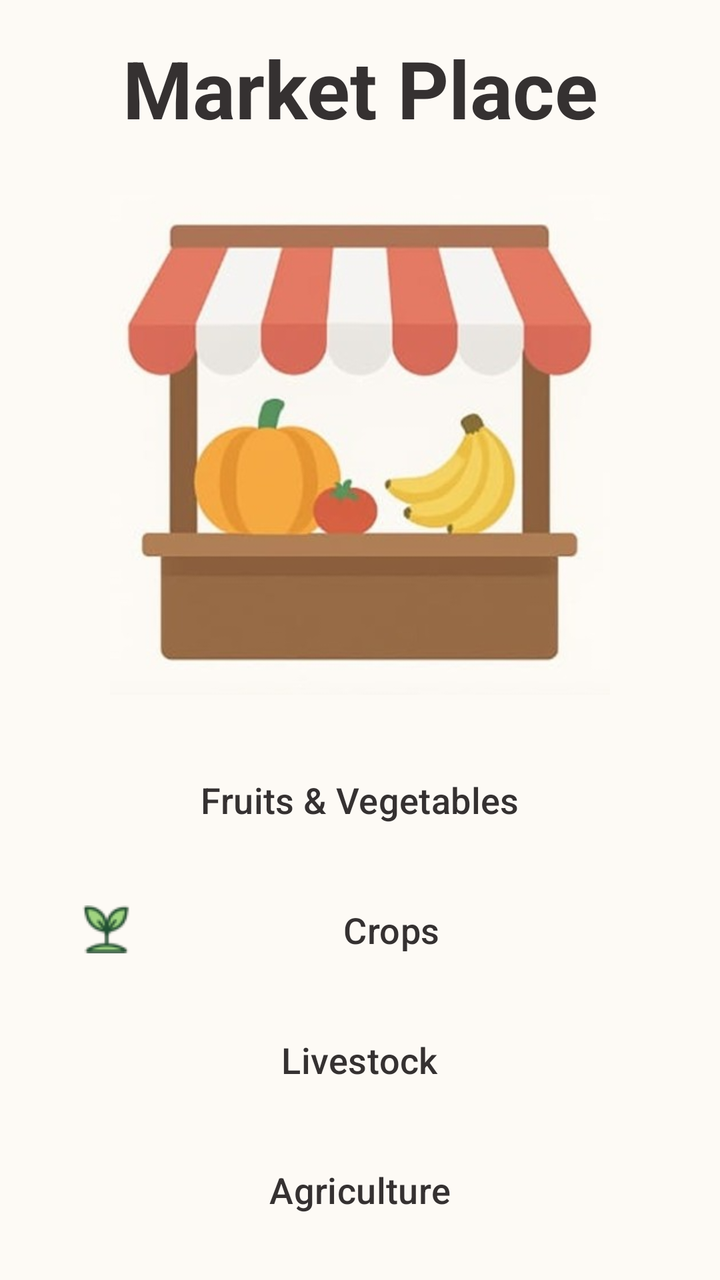
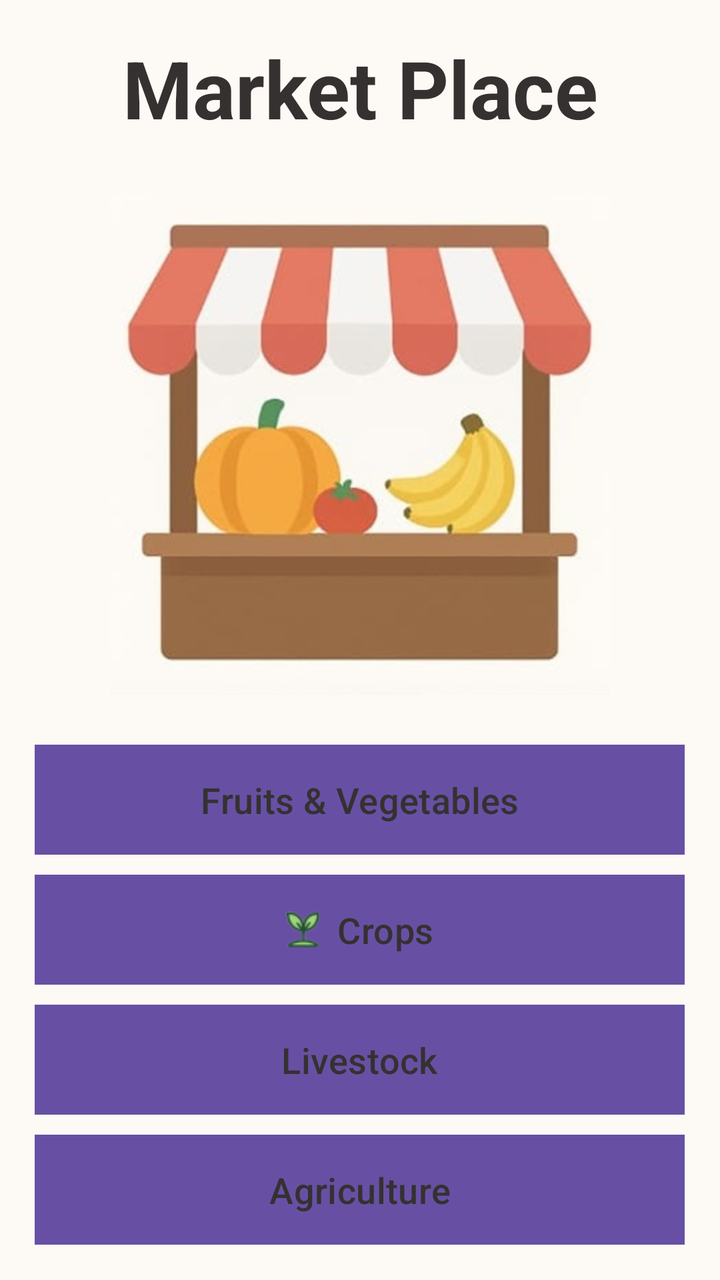

Screens rendered from an Android XML layout before and after an edit, with the pre-edit source and the edit as a unified diff.
<!-- AndroidManifest.xml: application theme Theme.Sakha -->
<!-- res/layout/activity_market.xml -->
<?xml version="1.0" encoding="utf-8"?>
<LinearLayout xmlns:android="http://schemas.android.com/apk/res/android"
    xmlns:app="http://schemas.android.com/apk/res-auto"
    android:layout_width="match_parent"
    android:layout_height="match_parent"
    android:orientation="vertical"
    android:background="@color/market_bg"
    android:gravity="center"
    android:id="@+id/market">

    <TextView
        android:layout_width="match_parent"
        android:layout_height="55dp"
        android:text="@string/market_place"
        android:textAlignment="center"
        android:textSize="40sp"
        android:layout_marginBottom="25dp"
        android:textColor="@color/gray"
        android:textStyle="bold"/>

    <ImageView
        android:layout_width="250dp"
        android:layout_height="250dp"
        android:contentDescription="@string/market_place"
        android:src="@drawable/market_pfp"/>

    <com.google.android.material.button.MaterialButton
        android:id="@+id/fruits_and_vegetables"
        android:text="@string/fruitandvegetables"

        android:layout_marginTop="25dp"
        style="@style/market_stylePresets"/>

    <com.google.android.material.button.MaterialButton
        android:id="@+id/crops"
        android:text="@string/crops"
        android:drawableLeft="@drawable/crops_icon"
        style="@style/market_stylePresets"/>

    <com.google.android.material.button.MaterialButton
        android:id="@+id/livestock"
        android:text="@string/livestock"

        style="@style/market_stylePresets"/>

    <com.google.android.material.button.MaterialButton
        android:id="@+id/agriculture"
        android:text="@string/agriculture"

        style="@style/market_stylePresets"/>

</LinearLayout>
<!-- resources referenced by this layout -->
<resources>
  <color name="gray">#353131</color>
  <color name="market_bg">#FDFAF5</color>
  <!-- drawable crops_icon: png bitmap (drawable, 1504 bytes) -->
  <!-- drawable market_pfp: jpeg bitmap (drawable, 22528 bytes) -->
  <string name="agriculture">Agriculture</string>
  <string name="crops">Crops</string>
  <string name="fruitandvegetables">Fruits &amp; Vegetables</string>
  <string name="livestock">Livestock</string>
  <string name="market_place">Market Place</string>
  <style name="market_stylePresets">
          <item name="android:layout_width">325dp</item>
          <item name="android:layout_height">55dp</item>
          <item name="android:background">@color/transparentBg</item>
          <item name="android:textColor">@color/gray</item>
          <item name="android:textSize">18sp</item>
          <item name="android:elevation">10dp</item>
          <item name="android:layout_marginTop">10dp</item>
      </style>
  <style name="Theme.Sakha" parent="Base.Theme.Sakha" />
  <color name="transparentBg">#00000000</color>
  <style name="Base.Theme.Sakha" parent="Theme.Material3.DayNight.NoActionBar">
          
          
      </style>
</resources>

<!-- the commit's change to res/layout/activity_market.xml (unified diff, before → after) -->
@@ -34,8 +34,12 @@
     <com.google.android.material.button.MaterialButton
         android:id="@+id/crops"
         android:text="@string/crops"
-        android:drawableLeft="@drawable/crops_icon"
+        app:iconTint="@null"
+        app:icon="@drawable/crops_icon"
+        app:iconGravity="textStart"
+        app:iconPadding="8dp"
         style="@style/market_stylePresets"/>
+
 
     <com.google.android.material.button.MaterialButton
         android:id="@+id/livestock"
<!-- resource entries referenced after the edit -->
@@ -12,14 +12,14 @@
   <style name="market_stylePresets">
           <item name="android:layout_width">325dp</item>
           <item name="android:layout_height">55dp</item>
-          <item name="android:background">@color/transparentBg</item>
+          <item name="android:background">@color/white</item>
           <item name="android:textColor">@color/gray</item>
           <item name="android:textSize">18sp</item>
           <item name="android:elevation">10dp</item>
           <item name="android:layout_marginTop">10dp</item>
       </style>
   <style name="Theme.Sakha" parent="Base.Theme.Sakha" />
-  <color name="transparentBg">#00000000</color>
+  <color name="white">#FFFFFFFF</color>
   <style name="Base.Theme.Sakha" parent="Theme.Material3.DayNight.NoActionBar">
           
           
